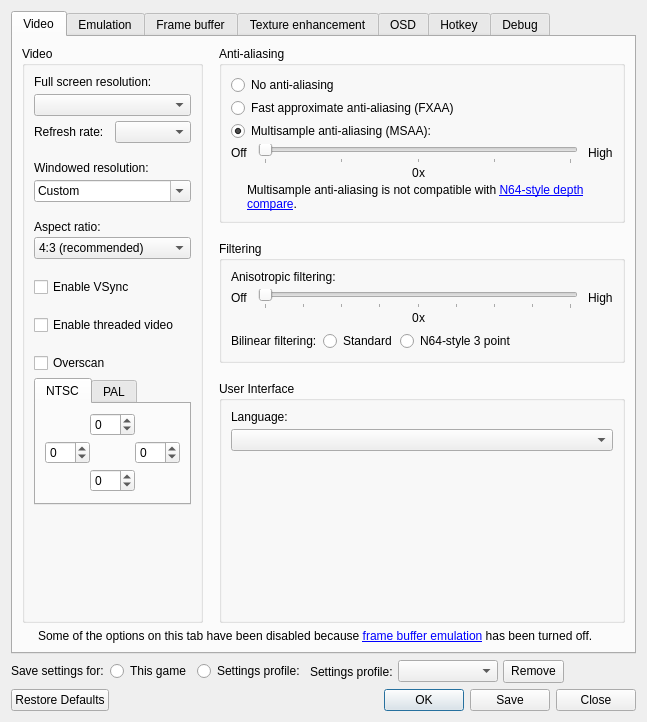
This is src/GLideNUI/configDialog.ui in gonetz/GLideN64 as Qt 5 draws it before an edit. The edited form follows.
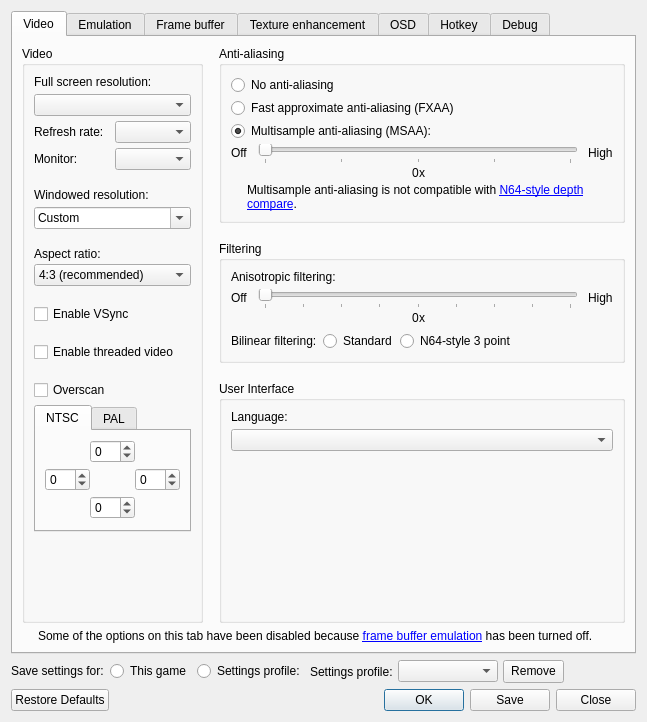
This is the edited form. Icons and pictures are not drawn.

Commit message: Add multi-monitor support

```diff
--- a/src/GLideNUI/configDialog.ui
+++ b/src/GLideNUI/configDialog.ui
@@ -102,6 +102,20 @@
                  </item>
                 </layout>
                </item>
+               <item>
+                <layout class="QHBoxLayout" name="horizontalLayout_28">
+                 <item>
+                  <widget class="QLabel" name="fullscreenMonitorLabel">
+                   <property name="text">
+                    <string>Monitor:</string>
+                   </property>
+                  </widget>
+                 </item>
+                 <item>
+                  <widget class="QComboBox" name="fullscreenMonitorComboBox"/>
+                 </item>
+                </layout>
+               </item>
               </layout>
              </widget>
             </item>
```
The commit also changes 9 other files.
